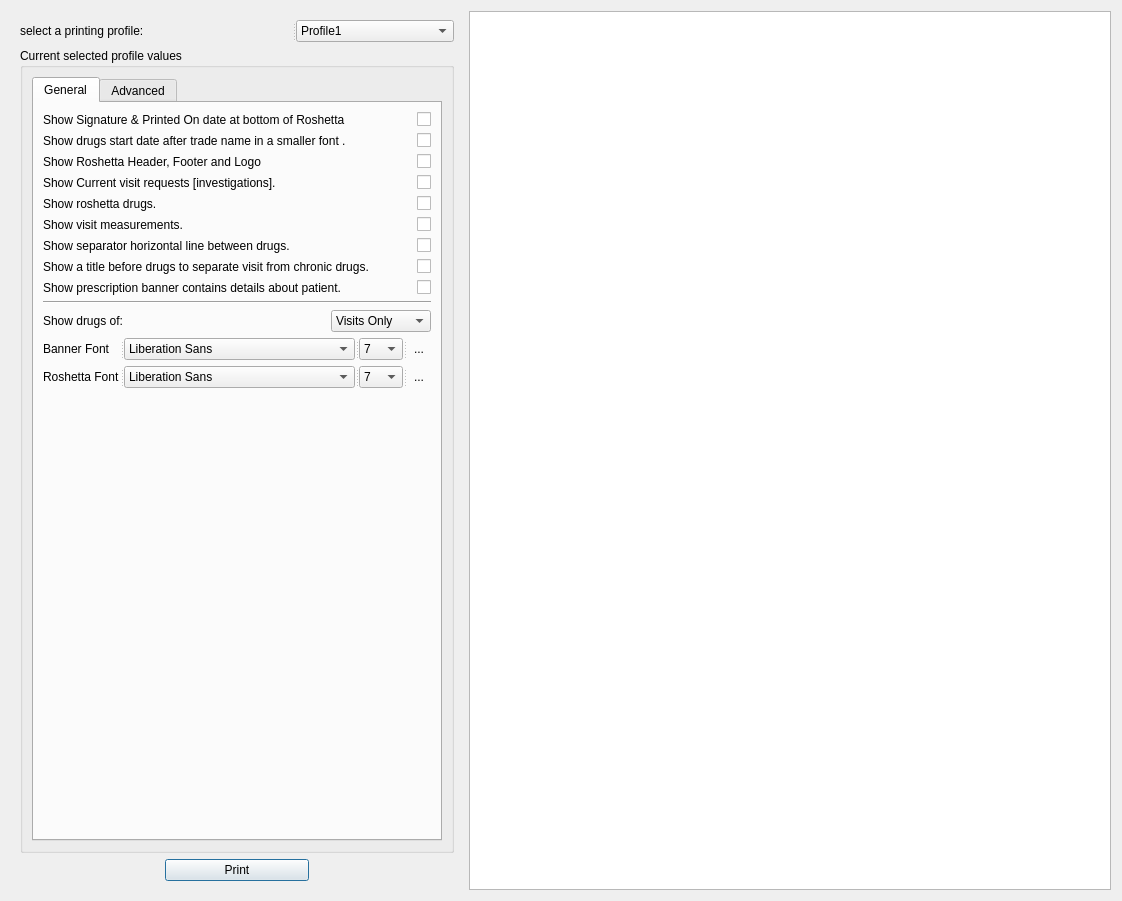
Qt form qtemr/printdrugs.ui (dr3mro/SmartClinic) before a commit.
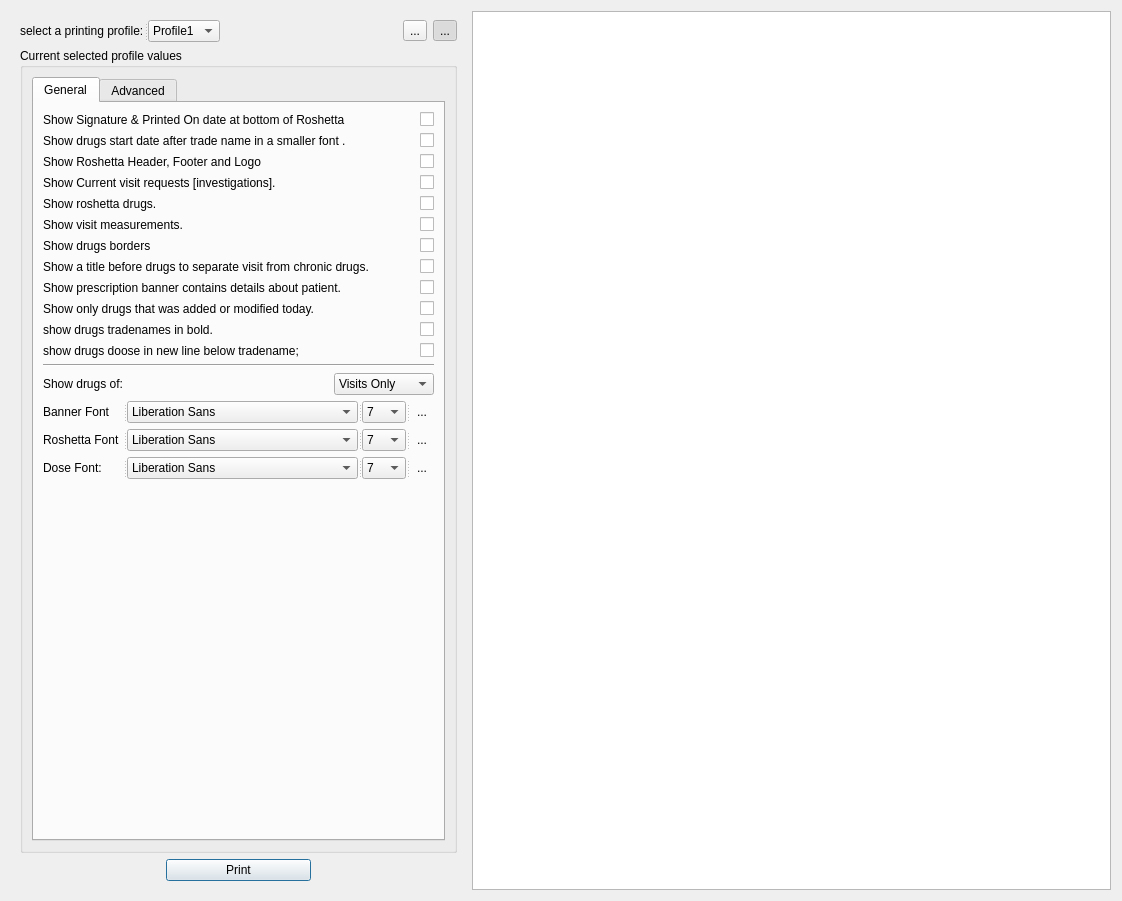
The same form after that commit. Icons and pictures are not drawn. Custom widgets are drawn as their Qt base class.

Patch:
```diff
--- a/qtemr/printdrugs.ui
+++ b/qtemr/printdrugs.ui
@@ -28,8 +28,8 @@
   <property name="windowTitle">
    <string>Print</string>
   </property>
-  <layout class="QGridLayout" name="gridLayout_2">
-   <item row="0" column="0">
+  <layout class="QHBoxLayout" name="horizontalLayout_3">
+   <item>
     <widget class="QWidget" name="widget" native="true">
      <property name="sizePolicy">
       <sizepolicy hsizetype="Fixed" vsizetype="Preferred">
@@ -39,6 +39,8 @@
      </property>
      <layout class="QVBoxLayout" name="verticalLayout_3">
       <item>
+       <layout class="QHBoxLayout" name="horizontalLayout_2">
+        <item>
        <widget class="QSplitter" name="splitter_9">
         <property name="sizePolicy">
          <sizepolicy hsizetype="Preferred" vsizetype="Fixed">
@@ -91,6 +93,61 @@
        </widget>
       </item>
       <item>
+         <spacer name="horizontalSpacer">
+          <property name="orientation">
+           <enum>Qt::Horizontal</enum>
+          </property>
+          <property name="sizeHint" stdset="0">
+           <size>
+            <width>40</width>
+            <height>20</height>
+           </size>
+          </property>
+         </spacer>
+        </item>
+        <item>
+         <widget class="QToolButton" name="ButtonRefresh">
+          <property name="toolTip">
+           <string>&lt;html&gt;&lt;head/&gt;&lt;body&gt;&lt;p&gt;Refresh&lt;/p&gt;&lt;/body&gt;&lt;/html&gt;</string>
+          </property>
+          <property name="text">
+           <string>...</string>
+          </property>
+          <property name="icon">
+           <iconset resource="resources.qrc">
+            <normaloff>:/Graphics/refresh</normaloff>:/Graphics/refresh</iconset>
+          </property>
+          <property name="shortcut">
+           <string>F9</string>
+          </property>
+         </widget>
+        </item>
+        <item>
+         <widget class="QToolButton" name="lockUnlockButton">
+          <property name="toolTip">
+           <string>&lt;html&gt;&lt;head/&gt;&lt;body&gt;&lt;p&gt;Toogle ReadOnly Mode&lt;/p&gt;&lt;/body&gt;&lt;/html&gt;</string>
+          </property>
+          <property name="text">
+           <string>...</string>
+          </property>
+          <property name="icon">
+           <iconset resource="resources.qrc">
+            <normaloff>:/Graphics/lock</normaloff>:/Graphics/lock</iconset>
+          </property>
+          <property name="shortcut">
+           <string>F8</string>
+          </property>
+          <property name="checkable">
+           <bool>true</bool>
+          </property>
+          <property name="checked">
+           <bool>true</bool>
+          </property>
+         </widget>
+        </item>
+       </layout>
+      </item>
+      <item>
        <widget class="QGroupBox" name="groupBox">
         <property name="title">
          <string>Current selected profile values</string>
@@ -255,7 +312,7 @@
                <item>
                 <widget class="QLabel" name="label_24">
                  <property name="text">
-                  <string>Show separator horizontal line between drugs.</string>
+                  <string>Show drugs borders</string>
                  </property>
                 </widget>
                </item>
@@ -328,6 +385,78 @@
                </item>
               </layout>
              </item>
+             <item>
+              <layout class="QHBoxLayout" name="horizontalLayout_10">
+               <item>
+                <widget class="QLabel" name="label_21">
+                 <property name="text">
+                  <string>Show only drugs that was added or modified today.</string>
+                 </property>
+                </widget>
+               </item>
+               <item>
+                <widget class="Switch" name="showOnlyNewlyModifiedAddedDrugs">
+                 <property name="sizePolicy">
+                  <sizepolicy hsizetype="Fixed" vsizetype="Fixed">
+                   <horstretch>0</horstretch>
+                   <verstretch>0</verstretch>
+                  </sizepolicy>
+                 </property>
+                 <property name="text">
+                  <string/>
+                 </property>
+                </widget>
+               </item>
+              </layout>
+             </item>
+             <item>
+              <layout class="QHBoxLayout" name="horizontalLayout_12">
+               <item>
+                <widget class="QLabel" name="label_23">
+                 <property name="text">
+                  <string>show drugs tradenames in bold.</string>
+                 </property>
+                </widget>
+               </item>
+               <item>
+                <widget class="Switch" name="showTradeNamesBold">
+                 <property name="sizePolicy">
+                  <sizepolicy hsizetype="Fixed" vsizetype="Fixed">
+                   <horstretch>0</horstretch>
+                   <verstretch>0</verstretch>
+                  </sizepolicy>
+                 </property>
+                 <property name="text">
+                  <string/>
+                 </property>
+                </widget>
+               </item>
+              </layout>
+             </item>
+             <item>
+              <layout class="QHBoxLayout" name="horizontalLayout_11">
+               <item>
+                <widget class="QLabel" name="label_22">
+                 <property name="text">
+                  <string>show drugs doose in new line below tradename;</string>
+                 </property>
+                </widget>
+               </item>
+               <item>
+                <widget class="Switch" name="showDoseNewLine">
+                 <property name="sizePolicy">
+                  <sizepolicy hsizetype="Fixed" vsizetype="Fixed">
+                   <horstretch>0</horstretch>
+                   <verstretch>0</verstretch>
+                  </sizepolicy>
+                 </property>
+                 <property name="text">
+                  <string/>
+                 </property>
+                </widget>
+               </item>
+              </layout>
+             </item>
              <item>
               <widget class="Line" name="line">
                <property name="orientation">
@@ -379,8 +508,26 @@
                 <enum>Qt::Horizontal</enum>
                </property>
                <widget class="QLabel" name="label_2">
+                <property name="sizePolicy">
+                 <sizepolicy hsizetype="Fixed" vsizetype="Preferred">
+                  <horstretch>0</horstretch>
+                  <verstretch>0</verstretch>
+                 </sizepolicy>
+                </property>
+                <property name="minimumSize">
+                 <size>
+                  <width>80</width>
+                  <height>0</height>
+                 </size>
+                </property>
+                <property name="maximumSize">
+                 <size>
+                  <width>80</width>
+                  <height>16777215</height>
+                 </size>
+                </property>
                 <property name="text">
-                 <string>Banner Font   </string>
+                 <string>Banner Font</string>
                 </property>
                </widget>
                <widget class="mFontComboBox" name="bannerFont">
@@ -481,6 +628,24 @@
                 <enum>Qt::Horizontal</enum>
                </property>
                <widget class="QLabel" name="label_7">
+                <property name="sizePolicy">
+                 <sizepolicy hsizetype="Fixed" vsizetype="Preferred">
+                  <horstretch>0</horstretch>
+                  <verstretch>0</verstretch>
+                 </sizepolicy>
+                </property>
+                <property name="minimumSize">
+                 <size>
+                  <width>80</width>
+                  <height>0</height>
+                 </size>
+                </property>
+                <property name="maximumSize">
+                 <size>
+                  <width>80</width>
+                  <height>16777215</height>
+                 </size>
+                </property>
                 <property name="text">
                  <string>Roshetta Font</string>
                 </property>
@@ -577,6 +742,126 @@
                </widget>
               </widget>
              </item>
+             <item>
+              <widget class="QSplitter" name="splitter_11">
+               <property name="orientation">
+                <enum>Qt::Horizontal</enum>
+               </property>
+               <widget class="QLabel" name="label_10">
+                <property name="sizePolicy">
+                 <sizepolicy hsizetype="Fixed" vsizetype="Preferred">
+                  <horstretch>0</horstretch>
+                  <verstretch>0</verstretch>
+                 </sizepolicy>
+                </property>
+                <property name="minimumSize">
+                 <size>
+                  <width>80</width>
+                  <height>0</height>
+                 </size>
+                </property>
+                <property name="maximumSize">
+                 <size>
+                  <width>80</width>
+                  <height>16777215</height>
+                 </size>
+                </property>
+                <property name="text">
+                 <string>Dose Font:</string>
+                </property>
+               </widget>
+               <widget class="mFontComboBox" name="doseFontName">
+                <property name="editable">
+                 <bool>false</bool>
+                </property>
+               </widget>
+               <widget class="QComboBox" name="doseFontSize">
+                <property name="sizePolicy">
+                 <sizepolicy hsizetype="Fixed" vsizetype="Fixed">
+                  <horstretch>0</horstretch>
+                  <verstretch>0</verstretch>
+                 </sizepolicy>
+                </property>
+                <property name="maximumSize">
+                 <size>
+                  <width>50</width>
+                  <height>16777215</height>
+                 </size>
+                </property>
+                <property name="styleSheet">
+                 <string notr="true"/>
+                </property>
+                <item>
+                 <property name="text">
+                  <string>7</string>
+                 </property>
+                </item>
+                <item>
+                 <property name="text">
+                  <string>8</string>
+                 </property>
+                </item>
+                <item>
+                 <property name="text">
+                  <string>9</string>
+                 </property>
+                </item>
+                <item>
+                 <property name="text">
+                  <string>10</string>
+                 </property>
+                </item>
+                <item>
+                 <property name="text">
+                  <string>11</string>
+                 </property>
+                </item>
+                <item>
+                 <property name="text">
+                  <string>12</string>
+                 </property>
+                </item>
+                <item>
+                 <property name="text">
+                  <string>14</string>
+                 </property>
+                </item>
+                <item>
+                 <property name="text">
+                  <string>16</string>
+                 </property>
+                </item>
+                <item>
+                 <property name="text">
+                  <string>18</string>
+                 </property>
+                </item>
+                <item>
+                 <property name="text">
+                  <string>20</string>
+                 </property>
+                </item>
+               </widget>
+               <widget class="QToolButton" name="doseFontBold">
+                <property name="toolTip">
+                 <string>Bold</string>
+                </property>
+                <property name="text">
+                 <string>...</string>
+                </property>
+                <property name="icon">
+                 <iconset resource="resources.qrc">
+                  <normaloff>:/Graphics/bold</normaloff>:/Graphics/bold</iconset>
+                </property>
+                <property name="checkable">
+                 <bool>true</bool>
+                </property>
+                <property name="autoRaise">
+                 <bool>true</bool>
+                </property>
+               </widget>
+              </widget>
+             </item>
              <item>
               <spacer name="verticalSpacer">
                <property name="orientation">
@@ -943,7 +1228,7 @@
      </layout>
     </widget>
    </item>
-   <item row="0" column="1">
+   <item>
     <widget class="PagesTextEdit" name="Roshetta">
      <property name="font">
       <font>
```
Left out of the diff: 8 changed lines with no effect on the pictures. Lines whose indentation alone changed are shown as unchanged.
